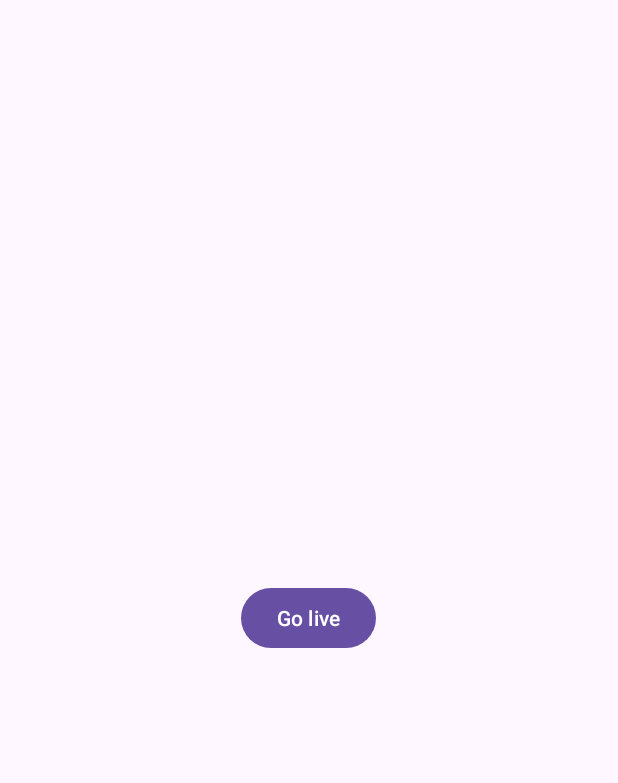
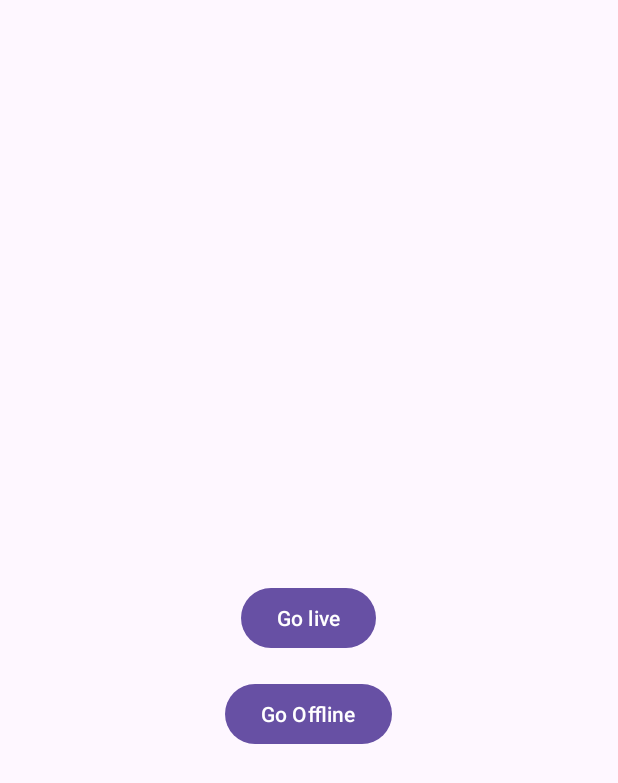
Before and after one commit to Mohit-Adhikari/OMABS-APP, an Android app: the assignRealtime screen opened directly, with no data from a screen before it, on a phone screen of 412 x 824 dp. Shown: the top 783 px of the screen. Run offline under Robolectric (Android 15) with nearby library versions, the phone set to English and light mode, and no system bars; our stand-ins replace Firebase (no records; nobody signed in at launch, a user with empty details on screens opened directly).

```diff
--- a/app/src/main/res/layout/assign_realtime.xml
+++ b/app/src/main/res/layout/assign_realtime.xml
@@ -12,4 +12,13 @@
         android:text="Go live"
         android:layout_centerInParent="true"/>
 
+    <Button
+        android:id="@+id/goOfflineButton"
+        android:layout_width="wrap_content"
+        android:layout_height="wrap_content"
+        android:text="Go Offline"
+        android:layout_below="@id/myButton"
+        android:layout_marginTop="16dp"
+        android:layout_centerHorizontal="true"/>
+
 </RelativeLayout>
```
Also changed, not shown: app/src/main/java/com/example/a4thsemproject/assignRealtime.java (+22 -0 lines).
